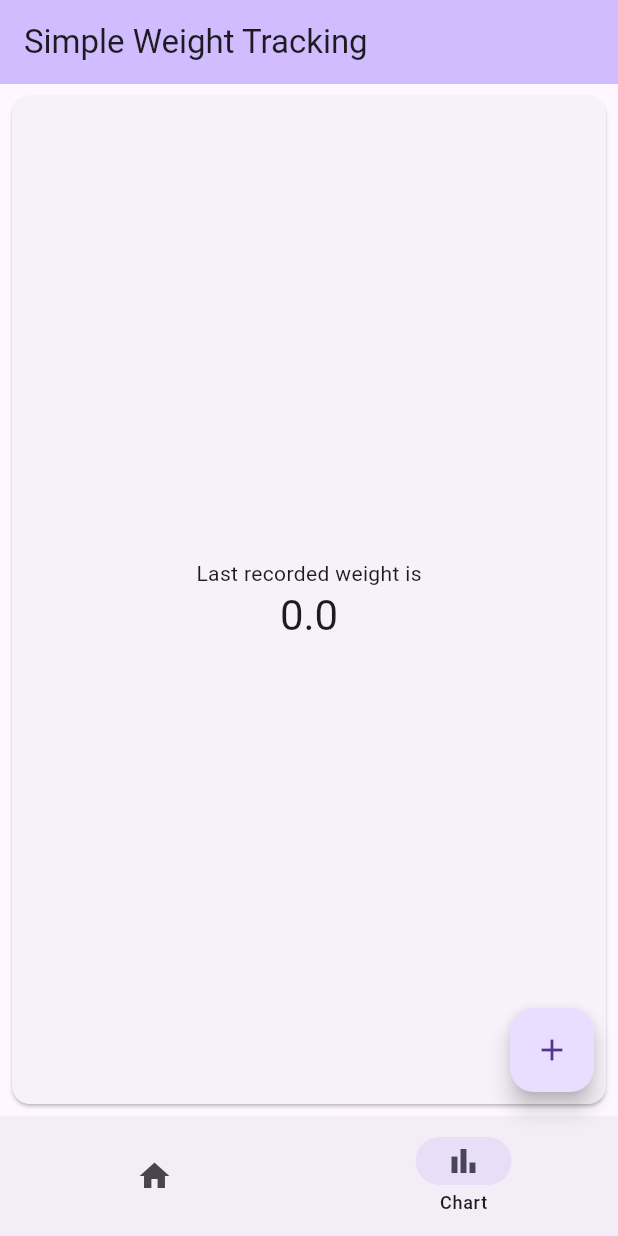
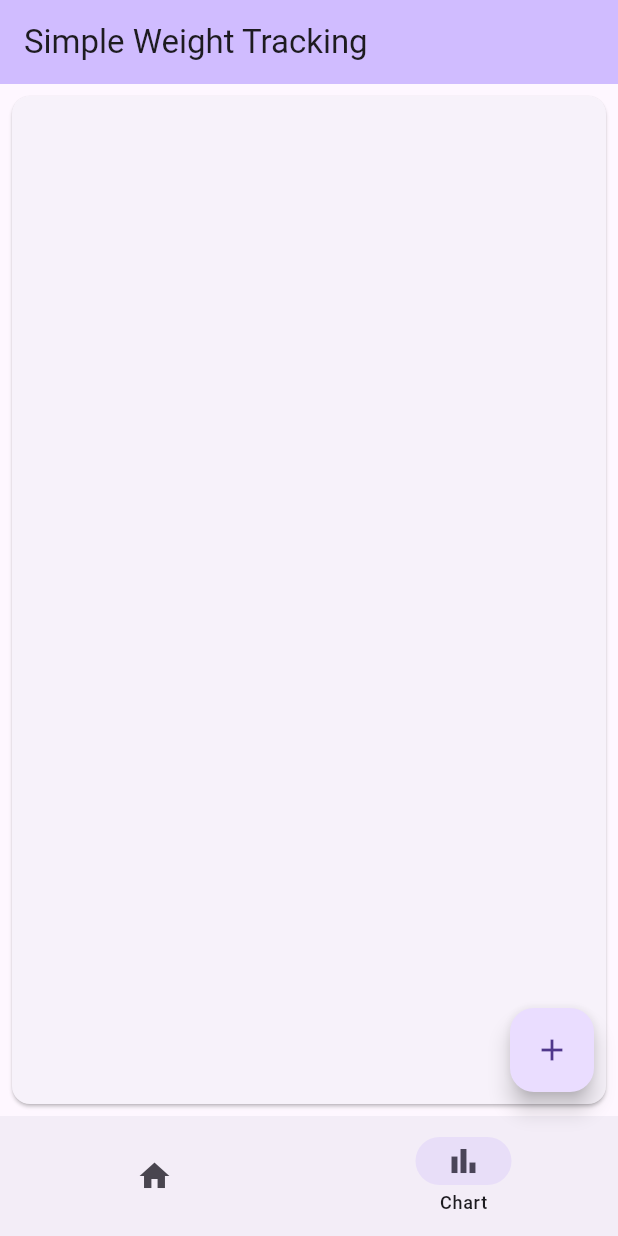
Before and after one commit to abdualdeen/Simply_Weight_App, a Flutter app: the screen it shows after launch, item 2 of the bottom bar chosen, on a phone screen of 412 x 824 dp. Run offline on Flutter 3.47's test engine with Material 3 defaults, Android fonts, the phone set to English and light mode, and no system bars; our stand-ins replace sqflite; accounts and stored records are empty.

Commit message:
added blank charts page

```diff
--- a/lib/main.dart
+++ b/lib/main.dart
@@ -112,7 +112,9 @@ class _MyHomePageState extends State<MyHomePage> {
         backgroundColor: Theme.of(context).colorScheme.inversePrimary,
         title: Text(widget.title),
       ),
-      body: Card(
+      body: <Widget>[
+        // home page
+        Card(
           margin: const EdgeInsets.all(8.0),
           child: SizedBox.expand(
             child: Column(
@@ -129,6 +131,9 @@ class _MyHomePageState extends State<MyHomePage> {
             ),
           ),
         ),
+        // charts page
+        const Card(margin: const EdgeInsets.all(8.0), child: SizedBox.expand()),
+      ][currentPageIndex],
       floatingActionButton: FloatingActionButton(
         tooltip: 'Add',
         child: const Icon(Icons.add),
```
Lines whose indentation alone changed are shown as unchanged.
